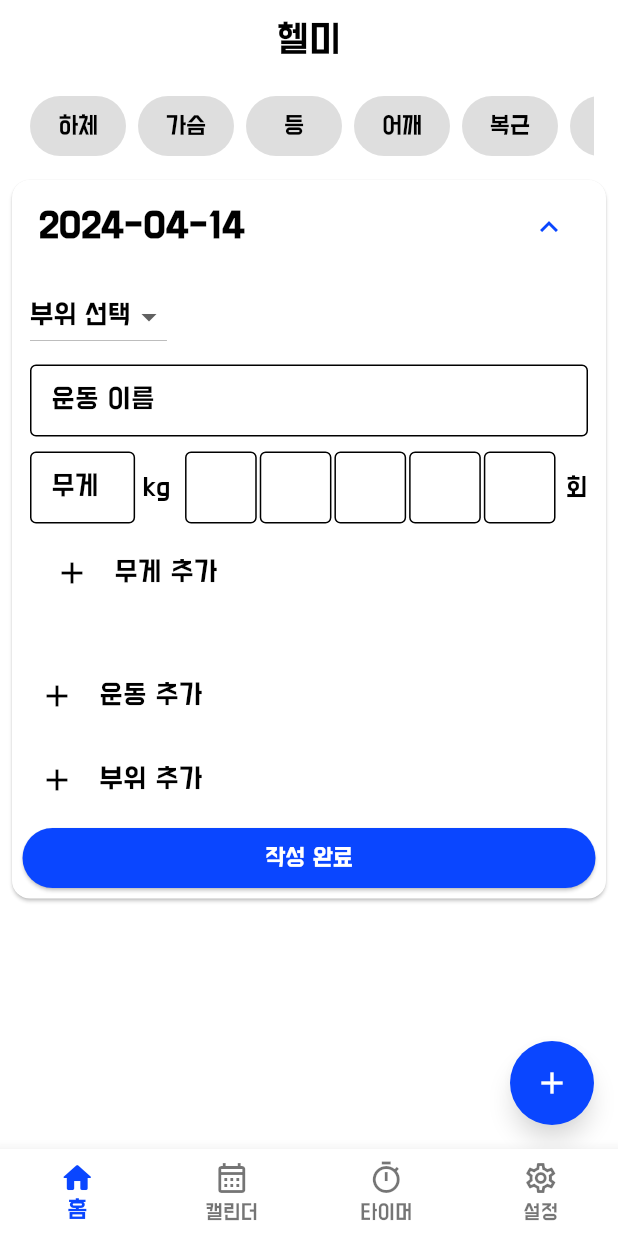
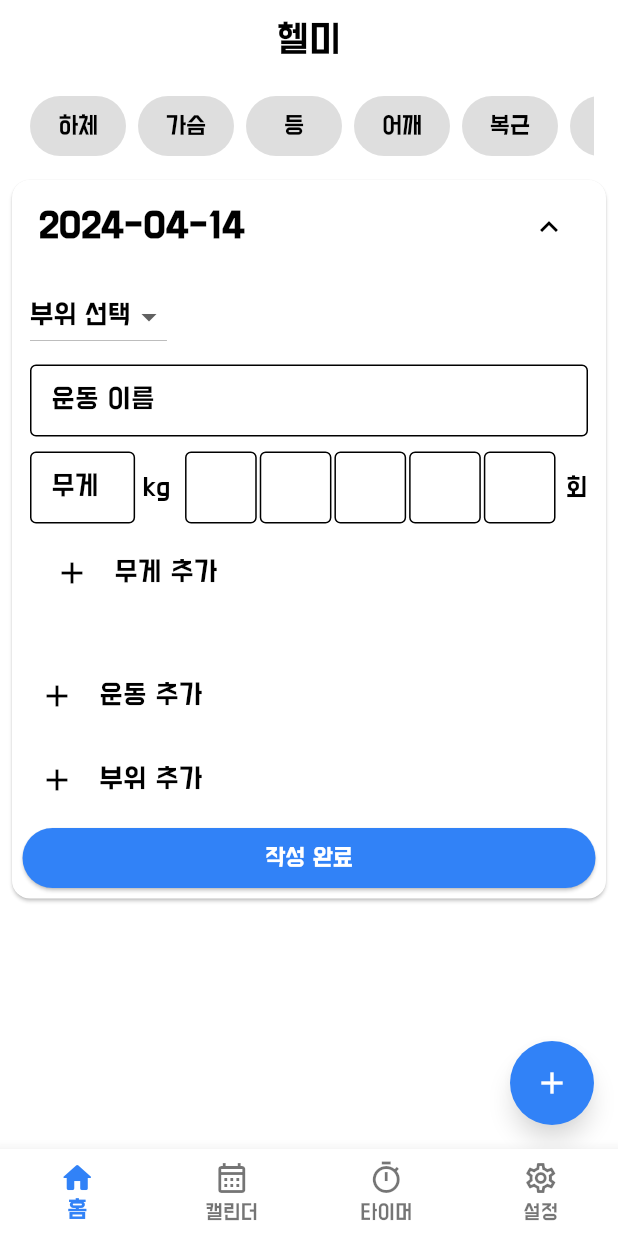
Before and after one commit to kang-min-seok/Helmy, a Flutter app: the screen it shows after launch, after a tap on the "add" icon, on a phone screen of 412 x 824 dp. Run offline on Flutter 3.47's test engine with Material 3 defaults, Android fonts, the light colour scheme and no system bars; our stand-ins replace flutter_local_notifications, hive, hive_flutter; accounts and stored records are empty; generated files the repository leaves out were written again.

Commit message:
Design: 테마 색상 수정

```diff
--- a/lib/pages/home_page.dart
+++ b/lib/pages/home_page.dart
@@ -197,7 +197,7 @@ class _HomePageState extends State<HomePage>
                     foregroundColor:
                         _selectedIndex == index ? Colors.white : Colors.black,
                     backgroundColor: _selectedIndex == index
-                        ? const Color(0xFF0A46FF)
+                        ? const Color.fromARGB(255, 49, 130, 247)
                         : const Color(0xFFDEDEDE),
                     shape: RoundedRectangleBorder(
                         borderRadius: BorderRadius.circular(20)),
@@ -291,7 +291,7 @@ class _HomePageState extends State<HomePage>
       floatingActionButton: FloatingActionButton(
         onPressed: _addNewData,
         shape: const CircleBorder(),
-        child: const Icon(Icons.add),
+        child: const Icon(Icons.add, color: Colors.white),
       ),
       floatingActionButtonLocation: FloatingActionButtonLocation.endFloat,
     );
--- a/lib/themeCustom.dart
+++ b/lib/themeCustom.dart
@@ -19,7 +19,7 @@ class ThemeCustom {
     colorScheme: const ColorScheme(
       background: Color.fromARGB(255, 255, 255, 255),
       brightness: Brightness.light,
-      primary: Color(0xff0a46ff),
+      primary: Color.fromARGB(255, 49, 130, 247),
       onPrimary: Color.fromARGB(255, 255, 255, 255),
       secondary: Color.fromARGB(255, 118, 156, 220),
       onSecondary: Color.fromARGB(255, 217, 235, 255),
@@ -32,9 +32,12 @@ class ThemeCustom {
     elevatedButtonTheme: ElevatedButtonThemeData(
       style: ElevatedButton.styleFrom(
         foregroundColor: Colors.white, // New default background color
-        backgroundColor: const Color(0xff0a46ff), // New default text color
+        backgroundColor: const Color.fromARGB(255, 49, 130, 247), // New default text color
       ),
     ),
+      expansionTileTheme: const ExpansionTileThemeData(
+        iconColor: Colors.black,
+      )
   );
   static ThemeData darkTheme = ThemeData(
     fontFamily: "Dohyeon",
@@ -50,26 +53,35 @@ class ThemeCustom {
         color: Color.fromARGB(255, 255, 255, 255),
         fontSize: 150,
       ),
+      displayMedium: TextStyle(
+        color: Color.fromARGB(255, 195, 195, 195),
+      ),
+      displaySmall: TextStyle(
+        color: Color.fromARGB(255, 195, 195, 195),
+      )
     ),
     colorScheme: ColorScheme(
       background: const Color.fromARGB(255, 38, 38, 38),
       brightness: Brightness.dark,
-      primary: Colors.white,
+      // primary: Colors.white,
+      primary: const Color.fromARGB(255, 49, 130, 247),
       onPrimary: const Color.fromARGB(255, 38, 38, 38),
       secondary: Colors.white,
-      onSecondary: const Color.fromARGB(255, 118, 156, 220),
+      onSecondary: const Color.fromARGB(255, 49, 130, 247),
       error: Colors.red[700]!,
       onError: Colors.black,
-      onBackground: Colors.white,
+      onBackground: const Color.fromARGB(255, 195, 195, 195),
       surface: const Color.fromARGB(255, 50, 50, 50),
       onSurface: Colors.white,
     ),
     elevatedButtonTheme: ElevatedButtonThemeData(
       style: ElevatedButton.styleFrom(
-        foregroundColor: Colors.black, // New default background color
-        backgroundColor: const Color(0xFFDEDEDE), // New default text color
+        foregroundColor: Colors.white, // New default background color
+        backgroundColor: const Color.fromARGB(255, 49, 130, 247), // New default text color
       ),
     ),
-
+    expansionTileTheme: const ExpansionTileThemeData(
+      iconColor: Colors.white,
+    )
   );
 }
```
